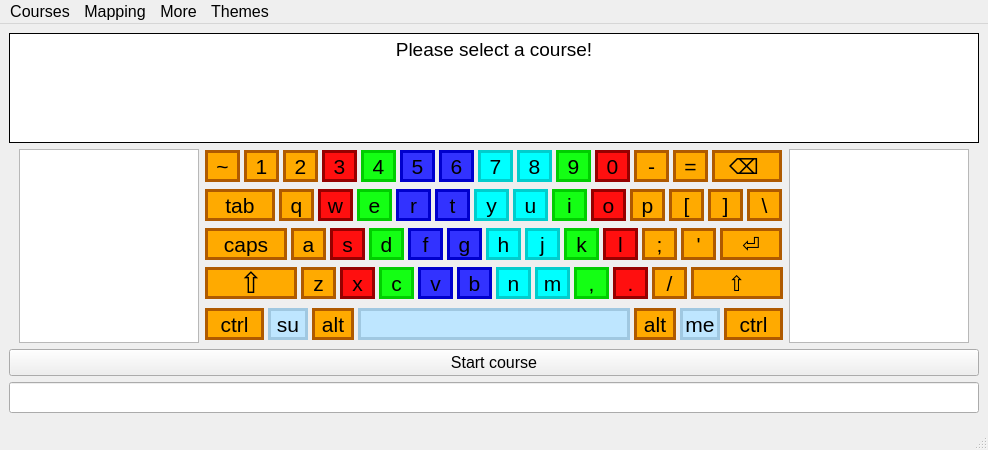
First picture: the form in mainwindow.ui, repository Sucharek233/ATFinQt, before the edit.
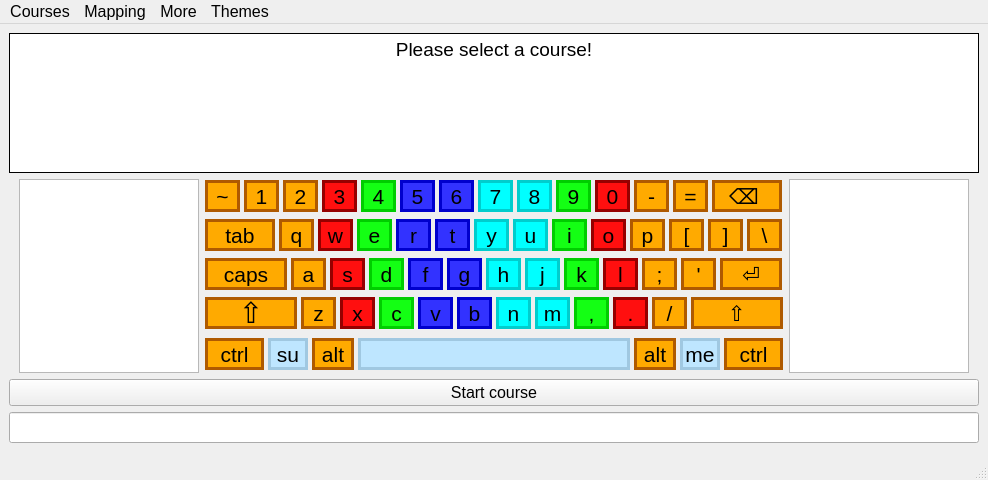
Second picture: the form after the edit.

```diff
--- a/mainwindow.ui
+++ b/mainwindow.ui
@@ -7,7 +7,7 @@
     <x>0</x>
     <y>0</y>
     <width>988</width>
-    <height>450</height>
+    <height>480</height>
    </rect>
   </property>
   <property name="sizePolicy">
@@ -19,7 +19,7 @@
   <property name="minimumSize">
    <size>
     <width>988</width>
-    <height>450</height>
+    <height>480</height>
    </size>
   </property>
   <property name="font">
```
Left out of the diff: 11 changed lines with no effect on the pictures.
